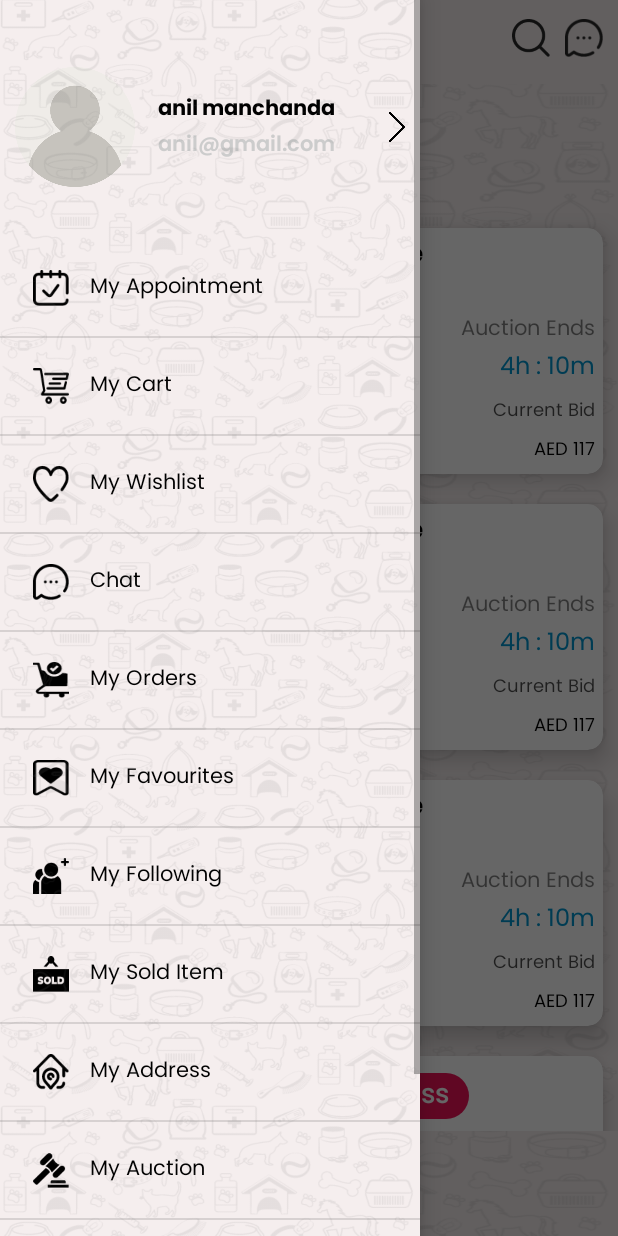
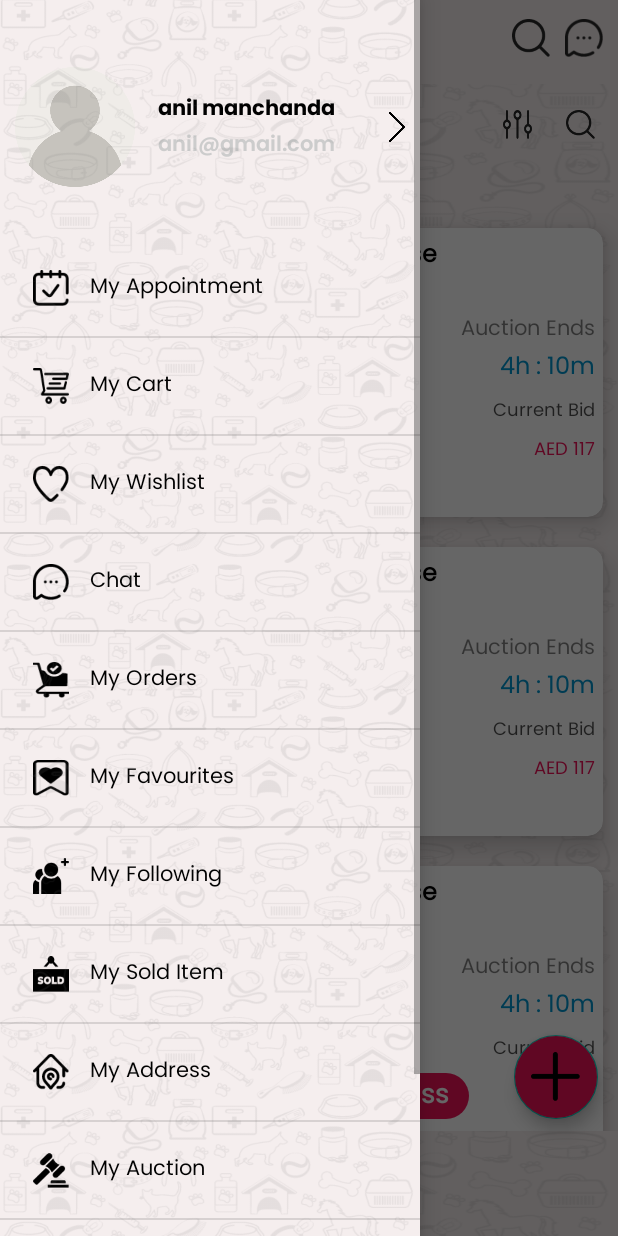
Before and after one commit to aman-adsandurl/petroll_user, an Android app: the AuctionActivity screen opened directly, with no data from a screen before it, with the side drawer open, on a phone screen of 412 x 824 dp. Run offline under Robolectric (Android 15) with nearby library versions, the phone set to English and light mode, and no system bars; our stand-ins replace sdp/ssp sizes; libraries missing offline, so code that uses them is left out: com.etebarian.meowbottomnavigation; plain views replace MeowBottomNavigation; 7 statements that could not run were skipped.

Commit message:
AuctionActivity: fixed ui, added buttons

```diff
--- a/app/src/main/java/com/petroll/ui/dashboard/market/marketpackage/AuctionActivity.kt
+++ b/app/src/main/java/com/petroll/ui/dashboard/market/marketpackage/AuctionActivity.kt
@@ -2,7 +2,7 @@ package com.petroll.ui.dashboard.market.marketpackage
 
 import android.os.Bundle
 import android.widget.Toast
-import androidx.recyclerview.widget.LinearLayoutManager
+import androidx.appcompat.content.res.AppCompatResources
 import com.petroll.R
 import com.petroll.databinding.ActivityAuctionBinding
 import com.petroll.ui.dashboard.adapter.AuctionAdapter
@@ -46,12 +46,35 @@ class AuctionActivity : BaseActivity() {
     }
 
     private fun setUpRecyclerView() {
-        binding.rvAuction.layoutManager = LinearLayoutManager(this)
         val adapter = AuctionAdapter(data, this)
         binding.rvAuction.adapter = adapter
 
+        binding.icFilter.setImageResource(
+            R.drawable.ic_filter,
+            AppCompatResources.getColorStateList(this, android.R.color.transparent)
+        )
+        binding.icFilter.setOnClickListener {
+            Toast.makeText(this, "Filter Clicked", Toast.LENGTH_SHORT).show()
+            //TODO: onFilterClick
+        }
+
+        binding.icSearch.setImageResource(
+            R.drawable.ic_search,
+            AppCompatResources.getColorStateList(this, android.R.color.transparent)
+        )
+        binding.icSearch.setOnClickListener {
+            Toast.makeText(this, "search Clicked", Toast.LENGTH_SHORT).show()
+            //TODO: onSearchClick
+        }
+
         onQuickAccessClick {
             Toast.makeText(this, "Quick Access", Toast.LENGTH_SHORT).show()
+            //TODO: onQuickAccessClick
+        }
+
+        onAddClick {
+            Toast.makeText(this, "Add click", Toast.LENGTH_SHORT).show()
+            //TODO onAddClick
         }
     }
 }
--- a/app/src/main/java/com/petroll/ui/dashboard/market/marketpackage/BuyActivity.kt
+++ b/app/src/main/java/com/petroll/ui/dashboard/market/marketpackage/BuyActivity.kt
@@ -47,8 +47,8 @@ class BuyActivity : BaseActivity() {
             AppCompatResources.getColorStateList(this, android.R.color.transparent)
         )
         binding.icSearch.setOnClickListener {
-            Toast.makeText(this, "Filter Clicked", Toast.LENGTH_SHORT).show()
-            //TODO: onFilterClick
+            Toast.makeText(this, "Search Clicked", Toast.LENGTH_SHORT).show()
+            //TODO: onSearchClick
         }
 
         val adapter = BuyAdapter(this)
@@ -56,7 +56,7 @@ class BuyActivity : BaseActivity() {
 
         onQuickAccessClick {
             Toast.makeText(this, "Quick Access", Toast.LENGTH_SHORT).show()
-            //TODO: onQuickAcessClick
+            //TODO: onQuickAccessClick
         }
 
         onAddClick {
--- a/app/src/main/res/layout/activity_auction.xml
+++ b/app/src/main/res/layout/activity_auction.xml
@@ -1,9 +1,10 @@
 <?xml version="1.0" encoding="utf-8"?>
 <LinearLayout xmlns:android="http://schemas.android.com/apk/res/android"
+    xmlns:app="http://schemas.android.com/apk/res-auto"
+    xmlns:tools="http://schemas.android.com/tools"
     android:layout_width="match_parent"
-    xmlns:app="http://schemas.android.com/apk/res-auto"
-    android:orientation="vertical"
-    android:layout_height="match_parent">
+    android:layout_height="match_parent"
+    android:orientation="vertical">
 
     <LinearLayout
         android:id="@+id/rl_top_bar"
@@ -16,13 +17,31 @@
             android:layout_width="0dp"
             android:layout_height="wrap_content"
             android:layout_weight="1" />
+
+        <com.petroll.utils.IconCircleLayout
+            android:id="@+id/ic_filter"
+            android:layout_width="wrap_content"
+            android:layout_height="wrap_content"
+            android:layout_marginStart="@dimen/dimen5"
+            android:layout_marginTop="@dimen/dimen10"
+            android:layout_marginEnd="@dimen/dimen8" />
+
+        <com.petroll.utils.IconCircleLayout
+            android:id="@+id/ic_search"
+            android:layout_width="wrap_content"
+            android:layout_height="wrap_content"
+            android:layout_marginTop="@dimen/dimen10"
+            android:layout_marginEnd="@dimen/dimen8" />
     </LinearLayout>
 
 
     <androidx.recyclerview.widget.RecyclerView
         android:id="@+id/rv_auction"
+        android:layout_width="match_parent"
+        android:layout_height="match_parent"
         android:layout_marginTop="@dimen/dimen10"
-        android:layout_width="match_parent"
-        android:layout_height="match_parent"/>
+        app:layoutManager="androidx.recyclerview.widget.LinearLayoutManager"
+        tools:itemCount="10"
+        tools:listitem="@layout/row_auction" />
 
 </LinearLayout>
--- a/app/src/main/res/layout/row_auction.xml
+++ b/app/src/main/res/layout/row_auction.xml
@@ -1,86 +1,89 @@
 <?xml version="1.0" encoding="utf-8"?>
 <androidx.cardview.widget.CardView xmlns:android="http://schemas.android.com/apk/res/android"
     xmlns:app="http://schemas.android.com/apk/res-auto"
-    app:cardElevation="@dimen/dimen10"
+    android:layout_width="match_parent"
+    android:layout_height="wrap_content"
+    android:layout_margin="@dimen/dimen10"
     app:cardCornerRadius="@dimen/dimen10"
-    android:layout_margin="@dimen/dimen10"
-    android:layout_width="match_parent"
-    android:layout_height="wrap_content">
+    app:cardElevation="@dimen/dimen10">
 
     <LinearLayout
         android:layout_width="match_parent"
-        android:orientation="vertical"
-        android:layout_height="wrap_content">
+        android:layout_height="wrap_content"
+        android:orientation="vertical">
+
         <LinearLayout
             android:layout_width="match_parent"
+            android:layout_height="wrap_content"
             android:orientation="horizontal"
-        android:padding="@dimen/dimen5"
-        android:layout_height="wrap_content">
+            android:padding="@dimen/dimen5">
 
             <LinearLayout
                 android:layout_width="0dp"
+                android:layout_height="wrap_content"
                 android:layout_weight="1"
-            android:orientation="vertical"
-            android:layout_height="wrap_content">
+                android:orientation="vertical">
 
                 <androidx.cardview.widget.CardView
                     android:layout_width="wrap_content"
-                app:cardCornerRadius="@dimen/dimen10"
-                android:layout_gravity="center"
-                android:layout_height="wrap_content">
+                    android:layout_height="wrap_content"
+                    app:cardCornerRadius="@dimen/dimen10">
+
                     <ImageView
-                android:src="@drawable/ic_auction_sample"
-                android:layout_width="@dimen/dimen100"
-                android:layout_height="@dimen/dimen100"/>
+                        android:layout_width="@dimen/_100sdp"
+                        android:layout_height="@dimen/_100sdp"
+                        android:src="@drawable/ic_auction_sample" />
                 </androidx.cardview.widget.CardView>
-            <TextView
-                android:fontFamily="@font/poppins_regular"
-                android:textSize="@dimen/dimen12"
-                android:textColor="@color/black"
-                android:alpha="0.7"
-                android:layout_marginTop="@dimen/dimen5"
-                android:layout_gravity="center"
-                android:text="@string/total_bidder"
-                android:layout_width="wrap_content"
-                android:layout_height="wrap_content"/>
 
                 <TextView
+                    android:layout_width="wrap_content"
+                    android:layout_height="wrap_content"
+                    android:layout_gravity="center"
+                    android:layout_marginTop="@dimen/dimen5"
+                    android:alpha="0.7"
                     android:fontFamily="@font/poppins_regular"
-                android:textSize="@dimen/dimen12"
+                    android:text="@string/total_bidder"
                     android:textColor="@color/black"
+                    android:textSize="@dimen/dimen12" />
+
+                <TextView
+                    android:id="@+id/tv_bidder"
+                    android:layout_width="wrap_content"
+                    android:layout_height="wrap_content"
                     android:layout_gravity="center"
-                android:id="@+id/tv_bidder"
+                    android:layout_marginTop="@dimen/dimen5"
+                    android:fontFamily="@font/poppins_regular"
                     android:text="17"
-                android:layout_marginTop="@dimen/dimen5"
-                android:layout_width="wrap_content"
-                android:layout_height="wrap_content"/>
+                    android:textColor="@color/indicator_highlight"
+                    android:textSize="@dimen/dimen12" />
 
             </LinearLayout>
 
             <LinearLayout
                 android:layout_width="0dp"
                 android:layout_height="wrap_content"
-            android:orientation="vertical"
-            android:layout_weight="2">
+                android:layout_marginStart="@dimen/_10sdp"
+                android:layout_weight="2"
+                android:orientation="vertical">
 
                 <TextView
                     android:id="@+id/tv_name"
+                    android:layout_width="match_parent"
+                    android:layout_height="wrap_content"
+                    android:fontFamily="@font/poppins_regular"
+                    android:text="Luxury Dog House"
                     android:textColor="@color/black"
-                android:fontFamily="@font/poppins_regular"
-                android:textStyle="bold"
-                android:text="Luxury Dog House"
                     android:textSize="@dimen/dimen16"
-                android:layout_width="match_parent"
-                android:layout_height="wrap_content"/>
+                    android:textStyle="bold" />
 
                 <TextView
                     android:id="@+id/tv_type"
-                android:textColor="@color/black"
+                    android:layout_width="match_parent"
+                    android:layout_height="wrap_content"
                     android:fontFamily="@font/poppins_regular"
                     android:text="Wooden Made"
-                android:textSize="@dimen/dimen14"
-                android:layout_width="match_parent"
-                android:layout_height="wrap_content"/>
+                    android:textColor="@color/black"
+                    android:textSize="@dimen/dimen14" />
 
                 <RelativeLayout
                     android:layout_width="match_parent"
@@ -88,13 +91,13 @@
 
                     <TextView
                         android:id="@+id/tv_user_type"
-                   android:textColor="@color/black"
+                        android:layout_width="wrap_content"
+                        android:layout_height="wrap_content"
+                        android:alpha="0.5"
                         android:fontFamily="@font/poppins_regular"
                         android:text="Owner"
-                   android:alpha="0.5"
-                   android:textSize="@dimen/dimen14"
-                   android:layout_width="wrap_content"
-                   android:layout_height="wrap_content"/>
+                        android:textColor="@color/black"
+                        android:textSize="@dimen/dimen14" />
 
                     <TextView
                         android:id="@+id/tv_auction_end"
@@ -115,23 +118,23 @@
 
                     <TextView
                         android:id="@+id/tv_user_name"
-                    android:textColor="@color/black"
+                        android:layout_width="wrap_content"
+                        android:layout_height="wrap_content"
                         android:fontFamily="@font/poppins_regular"
                         android:text="Allam"
-                    android:textStyle="bold"
+                        android:textColor="@color/black"
                         android:textSize="@dimen/dimen16"
-                    android:layout_width="wrap_content"
-                    android:layout_height="wrap_content"/>
+                        android:textStyle="bold" />
 
                     <TextView
                         android:id="@+id/tv_time_date"
-                    android:textColor="@color/blue_text"
+                        android:layout_width="wrap_content"
+                        android:layout_height="wrap_content"
+                        android:layout_alignParentEnd="true"
                         android:fontFamily="@font/poppins_regular"
                         android:text="04h : 30m"
-                    android:layout_alignParentEnd="true"
-                    android:textSize="@dimen/dimen16"
-                    android:layout_width="wrap_content"
-                    android:layout_height="wrap_content"/>
+                        android:textColor="@color/blue_text"
+                        android:textSize="@dimen/dimen16" />
 
                 </RelativeLayout>
 
@@ -148,15 +151,15 @@
                     android:textSize="@dimen/dimen12" />
 
                 <TextView
+                    android:id="@+id/tv_bid_amount"
+                    android:layout_width="wrap_content"
+                    android:layout_height="wrap_content"
+                    android:layout_gravity="end"
+                    android:layout_marginTop="@dimen/dimen5"
                     android:fontFamily="@font/poppins_regular"
-                android:textSize="@dimen/dimen12"
-                android:textColor="@color/black"
-                android:layout_gravity="end"
-                android:id="@+id/tv_bid_amount"
                     android:text="AED 117"
-                android:layout_marginTop="@dimen/dimen5"
-                android:layout_width="wrap_content"
-                android:layout_height="wrap_content"/>
+                    android:textColor="@color/indicator_highlight"
+                    android:textSize="@dimen/dimen12" />
             </LinearLayout>
 
         </LinearLayout>
```
Lines whose indentation alone changed are shown as unchanged.
